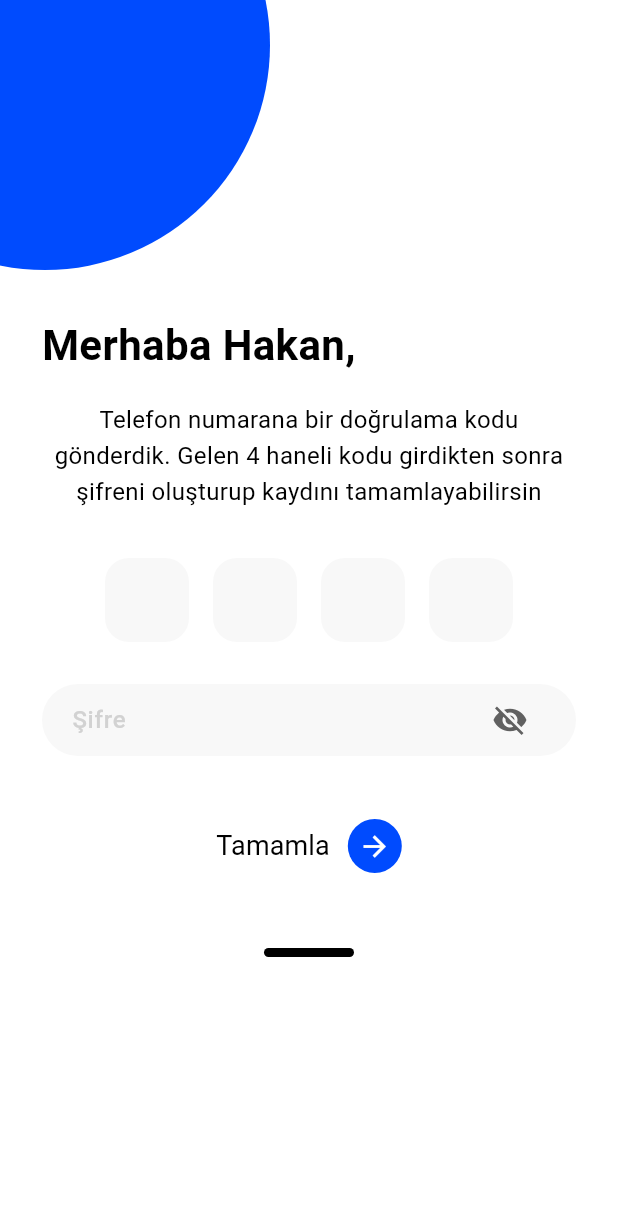
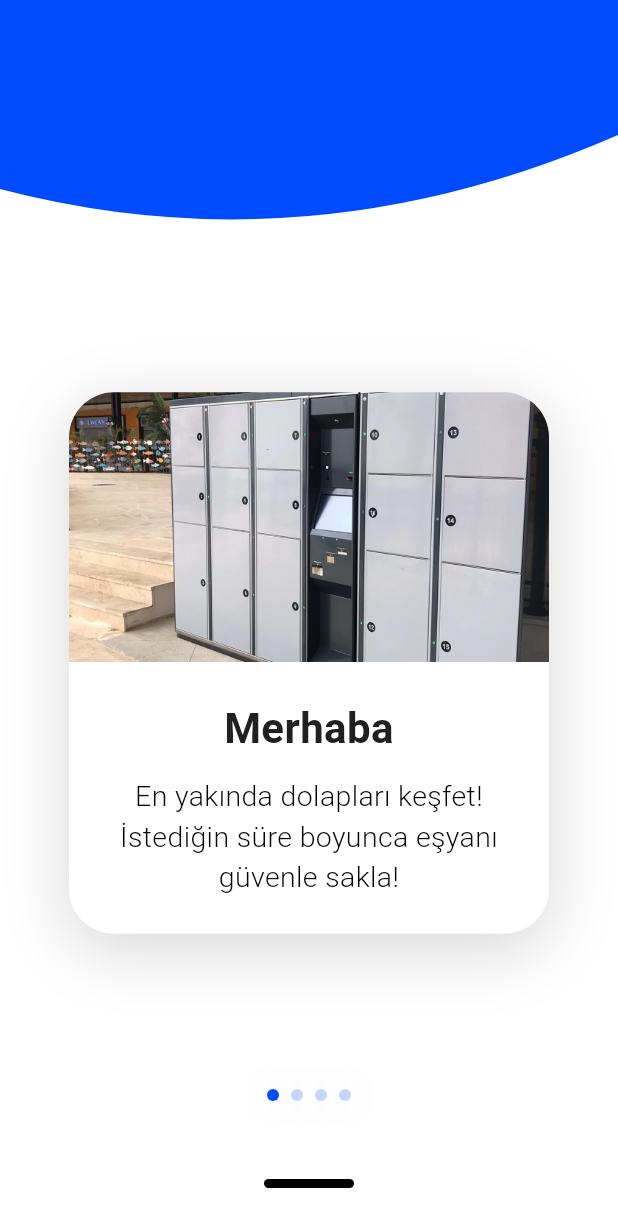
Before and after one commit to goldenmoon67/triva, a Flutter app: the VerifyOtpScreen screen opened directly, after a tap on "Tamamla", on a phone screen of 412 x 824 dp. Shown: the top 1227 px of the screen. Run offline on Flutter 3.47's test engine with Material 3 defaults, Android fonts, the light colour scheme and no system bars; drawn by our look-alikes of overlay_support; our stand-ins replace auto_route, bloc, dio, flutter_secure_storage, freezed_annotation, get_it and 4 more; accounts and stored records are empty; generated files the repository leaves out were written again; Roboto replaces fonts that are missing (Nunito Sans, Poppins, Raleway).

Commit message:
basic onboarding

```diff
--- /dev/null
+++ b/lib/src/modules/home/screens/onboarding_screen.dart
@@ -0,0 +1,163 @@
+import 'package:flutter/material.dart';
+
+class OnboardingScreen extends StatelessWidget {
+  const OnboardingScreen({super.key});
+
+  @override
+  Widget build(BuildContext context) {
+    return Scaffold(
+      backgroundColor: Colors.white,
+      body: Stack(
+        children: [
+          // Üstteki mavi eğik alan
+          Positioned(
+            top: 0,
+            left: 0,
+            right: 0,
+            child: ClipPath(
+              clipper: _TopBlueClipper(),
+              child: Container(
+                height: 180,
+                color: const Color(0xFF004BFE),
+              ),
+            ),
+          ),
+          // Kart ve içerik
+          Align(
+            alignment: Alignment.center,
+            child: Container(
+              width: 320,
+              margin: const EdgeInsets.only(top: 60),
+              decoration: BoxDecoration(
+                color: Colors.white,
+                borderRadius: BorderRadius.circular(30),
+                boxShadow: [
+                  BoxShadow(
+                    color: Colors.black.withOpacity(0.16),
+                    blurRadius: 37,
+                    offset: const Offset(0, 10),
+                  ),
+                ],
+              ),
+              child: Column(
+                mainAxisSize: MainAxisSize.min,
+                children: [
+                  // Fotoğraf
+                  ClipRRect(
+                    borderRadius: const BorderRadius.only(
+                      topLeft: Radius.circular(30),
+                      topRight: Radius.circular(30),
+                    ),
+                    child: Image.asset(
+                      'assets/locker.png', // Kendi görselini ekle
+                      width: 320,
+                      height: 180,
+                      fit: BoxFit.cover,
+                    ),
+                  ),
+                  const SizedBox(height: 24),
+                  // Başlık
+                  const Text(
+                    'Merhaba',
+                    style: TextStyle(
+                      fontFamily: 'Raleway',
+                      fontWeight: FontWeight.w700,
+                      fontSize: 28,
+                      color: Color(0xFF202020),
+                    ),
+                    textAlign: TextAlign.center,
+                  ),
+                  const SizedBox(height: 12),
+                  // Açıklama
+                  const Padding(
+                    padding: EdgeInsets.symmetric(horizontal: 16.0),
+                    child: Text(
+                      'En yakında dolapları keşfet!\nİstediğin süre boyunca eşyanı güvenle sakla!',
+                      style: TextStyle(
+                        fontFamily: 'Nunito Sans',
+                        fontWeight: FontWeight.w300,
+                        fontSize: 19,
+                        color: Colors.black,
+                        height: 1.42,
+                      ),
+                      textAlign: TextAlign.center,
+                    ),
+                  ),
+                  const SizedBox(height: 24),
+                ],
+              ),
+            ),
+          ),
+          // Dots
+          Positioned(
+            bottom: 90,
+            left: 0,
+            right: 0,
+            child: Row(
+              mainAxisAlignment: MainAxisAlignment.center,
+              children: [
+                _dot(true),
+                const SizedBox(width: 8),
+                _dot(false),
+                const SizedBox(width: 8),
+                _dot(false),
+                const SizedBox(width: 8),
+                _dot(false),
+              ],
+            ),
+          ),
+          // Alt bar
+          Positioned(
+            bottom: 32,
+            left: 0,
+            right: 0,
+            child: Center(
+              child: Container(
+                width: 60,
+                height: 6,
+                decoration: BoxDecoration(
+                  color: Colors.black,
+                  borderRadius: BorderRadius.circular(34),
+                ),
+              ),
+            ),
+          ),
+        ],
+      ),
+    );
+  }
+
+  Widget _dot(bool active) {
+    return Container(
+      width: 8,
+      height: 8,
+      decoration: BoxDecoration(
+        color: active ? const Color(0xFF004CFF) : const Color(0xFFC7D6FB),
+        borderRadius: BorderRadius.circular(8),
+        boxShadow: [
+          BoxShadow(
+            color: Colors.black.withOpacity(0.16),
+            blurRadius: 30,
+          ),
+        ],
+      ),
+    );
+  }
+}
+
+// Üstteki mavi alan için özel clipper
+class _TopBlueClipper extends CustomClipper<Path> {
+  @override
+  Path getClip(Size size) {
+    Path path = Path();
+    path.lineTo(0, size.height * 0.7);
+    path.quadraticBezierTo(
+        size.width * 0.5, size.height, size.width, size.height * 0.5);
+    path.lineTo(size.width, 0);
+    path.close();
+    return path;
+  }
+
+  @override
+  bool shouldReclip(CustomClipper<Path> oldClipper) => false;
+}
--- a/lib/src/modules/home/screens/verify_otp_screen.dart
+++ b/lib/src/modules/home/screens/verify_otp_screen.dart
@@ -1,3 +1,4 @@
+import 'package:default_flutter_project/src/modules/home/screens/onboarding_screen.dart';
 import 'package:flutter/material.dart';
 
 class VerifyOtpScreen extends StatefulWidget {
@@ -180,7 +181,10 @@
                             ),
                             side: const BorderSide(color: Colors.transparent),
                           ),
-                          onPressed: () {},
+                          onPressed: () {Navigator.push(
+  context,
+  MaterialPageRoute(builder: (context) =>  OnboardingScreen()),
+);},
                           child: Row(
                             mainAxisAlignment: MainAxisAlignment.center,
                             children: [
--- a/pubspec.yaml
+++ b/pubspec.yaml
@@ -46,7 +46,7 @@
 
   uses-material-design: true
   assets:
-    - assets/images/
+    - assets/
 
 
   # assets:
```
Also changed, not shown: assets/images/safe_icon.png (deleted), assets/locker.png (added).
